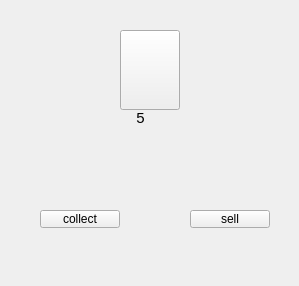
Qt form farming/handle.ui (MeHunter2004/Farming) before a commit.
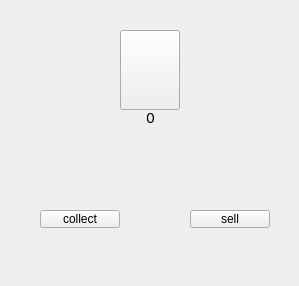
The same form after that commit. Icons and pictures are not drawn.

Patch:
```diff
--- a/farming/handle.ui
+++ b/farming/handle.ui
@@ -58,7 +58,7 @@
   <widget class="QLabel" name="label">
    <property name="geometry">
     <rect>
-     <x>130</x>
+     <x>140</x>
      <y>110</y>
      <width>21</width>
      <height>16</height>
@@ -70,28 +70,12 @@
     </font>
    </property>
    <property name="text">
-    <string>5</string>
+    <string>0</string>
    </property>
    <property name="alignment">
     <set>Qt::AlignCenter</set>
    </property>
   </widget>
-  <widget class="QLabel" name="label_2">
-   <property name="geometry">
-    <rect>
-     <x>150</x>
-     <y>110</y>
-     <width>21</width>
-     <height>16</height>
-    </rect>
-   </property>
-   <property name="styleSheet">
-    <string notr="true">image: url(:/new/prefix1/images12/coin.png);</string>
-   </property>
-   <property name="text">
-    <string/>
-   </property>
-  </widget>
  </widget>
  <resources/>
  <connections/>
```
Left out of the diff: 2 changed lines with no effect on the pictures.
